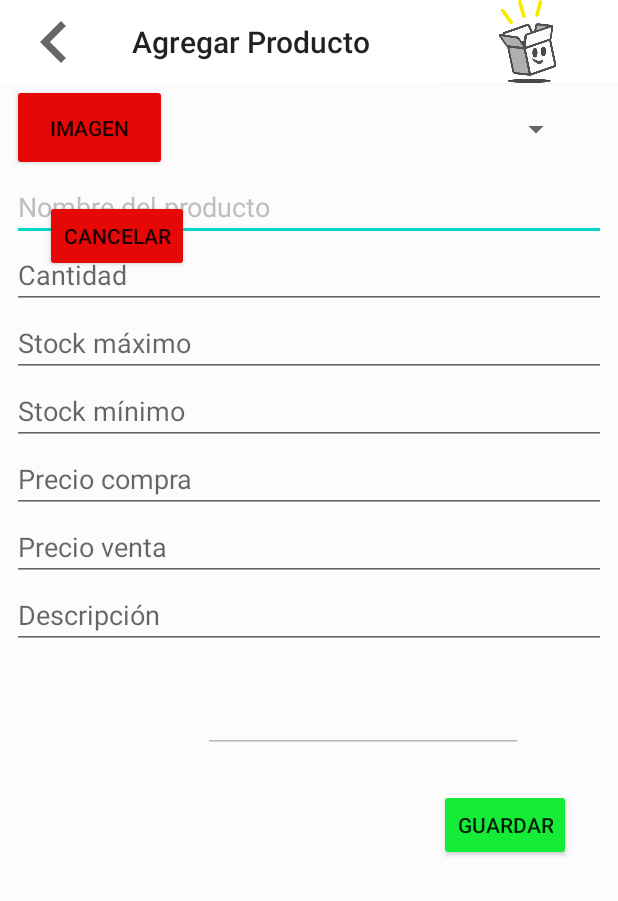
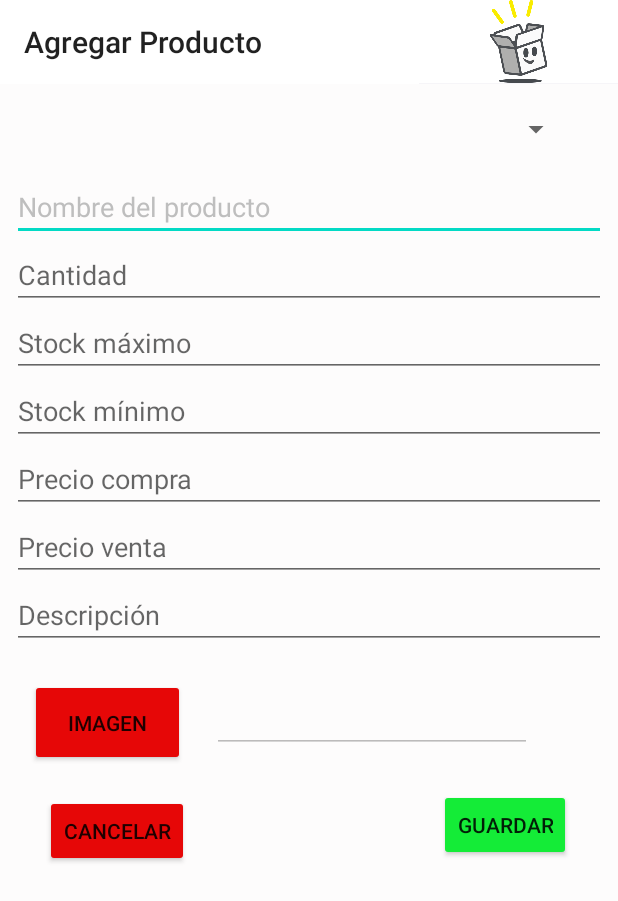
Before and after one commit to SPEKTRE115/ZTOREME_1, an Android app: the ActivityAgregar screen opened directly, with no data from a screen before it, on a phone screen of 412 x 824 dp. Shown: the top 901 px of the screen. Run offline under Robolectric (Android 15) with nearby library versions, the phone set to English and light mode, and no system bars.

Commit message:
Corrección de flechas hacia trás y posición botón imagen

```diff
--- a/app/src/main/java/com/example/ztoreme_1/productos/ActivityActualizar.kt
+++ b/app/src/main/java/com/example/ztoreme_1/productos/ActivityActualizar.kt
@@ -101,11 +101,6 @@
 
         })
 
-        val click_atras = findViewById(R.id.atras_agregar) as ImageView
-        click_atras.setOnClickListener {
-            val intento1 = Intent(this, MisProductos::class.java)
-            startActivity(intento1)
-        }
 
         //Parte Imagen
         editUrl.setEnabled(false)
--- a/app/src/main/java/com/example/ztoreme_1/productos/ActivityAgregar.kt
+++ b/app/src/main/java/com/example/ztoreme_1/productos/ActivityAgregar.kt
@@ -75,11 +75,6 @@
 
         })
 
-        val click_atras = findViewById(R.id.atras_agregar) as ImageView
-        click_atras.setOnClickListener {
-            val intento1 = Intent(this, MainActivity::class.java)
-            startActivity(intento1)
-        }
 
         //Parte Imagen
         editUrl.setEnabled(false)
--- a/app/src/main/res/layout/activity_agregar.xml
+++ b/app/src/main/res/layout/activity_agregar.xml
@@ -25,16 +25,9 @@
                 android:layout_height="match_parent"
                 android:orientation="horizontal">
 
-                <ImageView
-                    android:id="@+id/atras_agregar"
-                    android:layout_width="wrap_content"
-                    android:layout_height="match_parent"
-                    android:background="#FFFFFF"
-                    app:srcCompat="@drawable/ic_baseline_chevron_left_24" />
-
                 <androidx.appcompat.widget.Toolbar
                     android:id="@+id/toolbar2"
-                    android:layout_width="219dp"
+                    android:layout_width="279dp"
                     android:layout_height="wrap_content"
                     android:background="#FFFFFF"
                     android:gravity="fill_horizontal|center_vertical"
@@ -192,11 +185,12 @@
                 android:id="@+id/BtnImagen"
                 android:layout_width="103dp"
                 android:layout_height="58dp"
-                android:layout_marginStart="8dp"
+                android:layout_marginStart="20dp"
+                android:layout_marginTop="20dp"
                 android:backgroundTint="#E60707"
                 android:text="Imagen"
                 app:layout_constraintStart_toStartOf="parent"
-                tools:layout_editor_absoluteY="400dp" />
+                app:layout_constraintTop_toBottomOf="@+id/editDescripcion" />
 
             <Spinner
                 android:id="@+id/spinner"
--- a/app/src/main/res/layout/activity_agregar_categoria.xml
+++ b/app/src/main/res/layout/activity_agregar_categoria.xml
@@ -23,7 +23,7 @@
 
                 <androidx.appcompat.widget.Toolbar
                     android:id="@+id/toolbar2"
-                    android:layout_width="308dp"
+                    android:layout_width="279dp"
                     android:layout_height="match_parent"
                     android:background="#FFFFFF"
                     android:gravity="center_horizontal|center_vertical"
```
Also changed, not shown: app/src/main/res/layout/activity_actualizar.xml (+4 -10 lines), app/src/main/res/layout/activity_detalle_producto.xml (+1 -8 lines), app/src/main/res/layout/activity_main.xml (+15 -3 lines).
